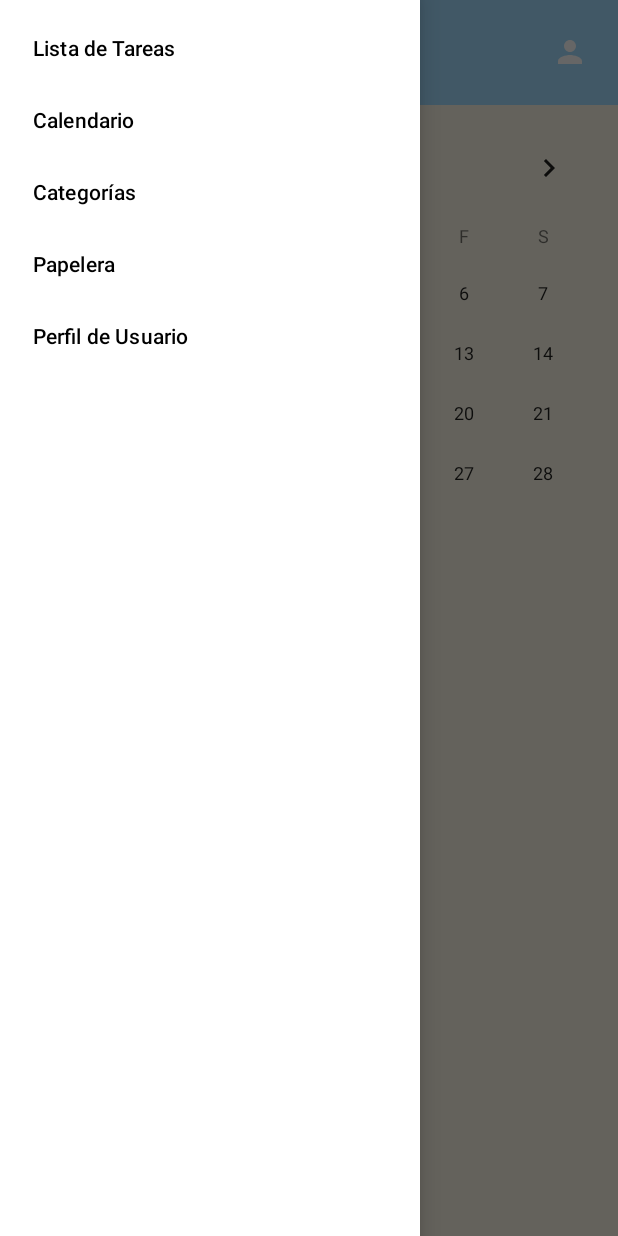
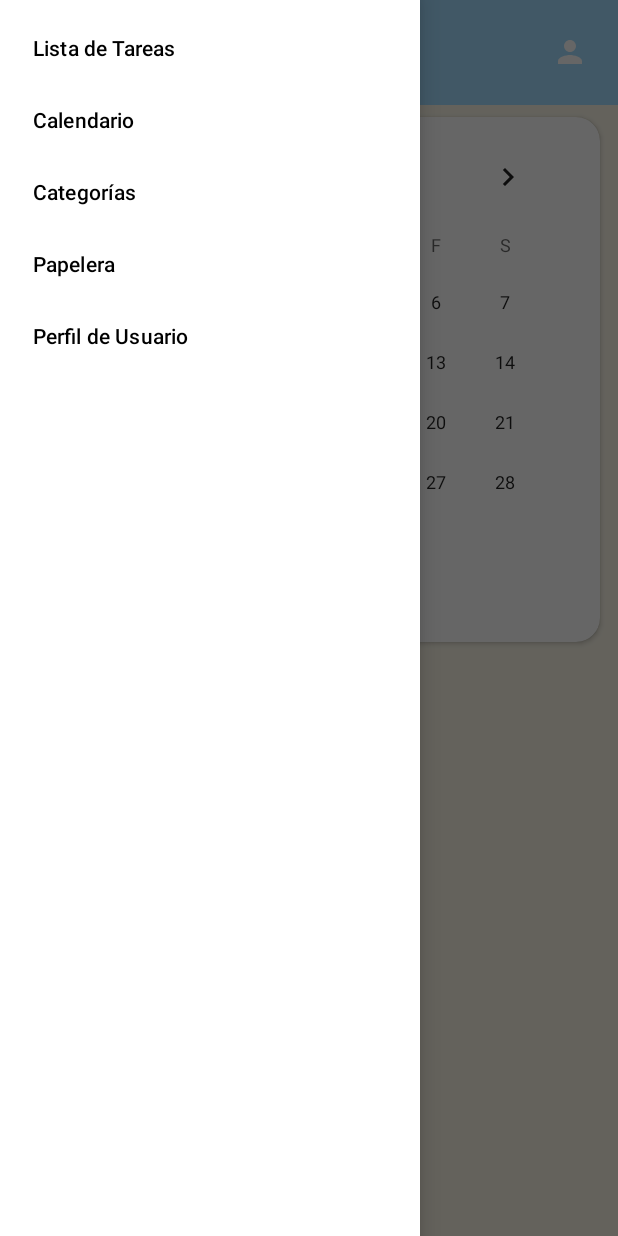
Before and after one commit to Liokaa/ToDoListApp, an Android app: the InterfazCalendario screen opened directly, with no data from a screen before it, with the side drawer open, on a phone screen of 412 x 824 dp. Run offline under Robolectric (Android 15) with nearby library versions, the phone set to English and light mode, and no system bars; our stand-ins replace Room's generated code; Roboto replaces fonts that are not available here.

Commit message:
Cambios finales antes de incluir el logo

```diff
--- a/app/src/main/res/layout/activity_interfaz_calendario.xml
+++ b/app/src/main/res/layout/activity_interfaz_calendario.xml
@@ -6,14 +6,14 @@
     android:id="@+id/drawerLayout"
     android:layout_width="match_parent"
     android:layout_height="match_parent"
-    android:background="#FAF6E8">
+    android:background="@color/app_bg">
 
     <LinearLayout
         android:layout_width="match_parent"
         android:layout_height="match_parent"
         android:orientation="vertical">
 
-        <!-- Header superior pastel (Ajustado) -->
+        <!-- Header superior pastel -->
         <RelativeLayout
             android:layout_width="match_parent"
             android:layout_height="70dp"
@@ -56,17 +56,22 @@
                 app:tint="#FFFFFF"/>
         </RelativeLayout>
 
-        <!-- Calendario con contraste de color activado -->
-        <CalendarView
-            android:id="@+id/calendarView2"
+        <!-- Tarjeta contenedora del Calendario para alto contraste y visibilidad -->
+        <androidx.cardview.widget.CardView
             android:layout_width="match_parent"
             android:layout_height="wrap_content"
+            android:layout_marginHorizontal="12dp"
             android:layout_marginTop="8dp"
-            android:theme="@style/ThemeOverlay.AppCompat.Light"
-            android:focusedMonthDateColor="#333333"
-            android:unfocusedMonthDateColor="#888888"
-            android:weekNumberColor="#333333"
-            android:selectedWeekBackgroundColor="#A2DEFF" />
+            app:cardBackgroundColor="@color/card_bg"
+            app:cardCornerRadius="16dp"
+            app:cardElevation="2dp">
+
+            <CalendarView
+                android:id="@+id/calendarView2"
+                android:layout_width="match_parent"
+                android:layout_height="wrap_content"
+                android:padding="6dp" />
+        </androidx.cardview.widget.CardView>
 
         <!-- Título dinámico con la fecha seleccionada -->
         <TextView
@@ -76,7 +81,7 @@
             android:paddingHorizontal="16dp"
             android:paddingVertical="8dp"
             android:text="@string/day_tasks_title"
-            android:textColor="#333333"
+            android:textColor="@color/text_main"
             android:textSize="16sp"
             android:textStyle="bold" />
 
--- a/app/src/main/res/layout/activity_interfaz_categoria.xml
+++ b/app/src/main/res/layout/activity_interfaz_categoria.xml
@@ -6,7 +6,7 @@
     android:id="@+id/drawerLayout"
     android:layout_width="match_parent"
     android:layout_height="match_parent"
-    android:background="#FAF6E8">
+    android:background="@color/app_bg">
 
     <androidx.constraintlayout.widget.ConstraintLayout
         android:layout_width="match_parent"
--- a/app/src/main/res/layout/activity_interfaz_config.xml
+++ b/app/src/main/res/layout/activity_interfaz_config.xml
@@ -5,7 +5,7 @@
     android:id="@+id/main"
     android:layout_width="match_parent"
     android:layout_height="match_parent"
-    android:background="#FAF6E8"
+    android:background="@color/app_bg"
     tools:context=".InterfazConfig">
 
     <!-- Header superior -->
--- a/app/src/main/res/layout/activity_interfaz_lista.xml
+++ b/app/src/main/res/layout/activity_interfaz_lista.xml
@@ -6,7 +6,7 @@
     android:id="@+id/drawerLayout"
     android:layout_width="match_parent"
     android:layout_height="match_parent"
-    android:background="#FAF6E8">
+    android:background="@color/app_bg">
 
     <LinearLayout
         android:layout_width="match_parent"
--- a/app/src/main/res/layout/activity_interfaz_login.xml
+++ b/app/src/main/res/layout/activity_interfaz_login.xml
@@ -4,7 +4,7 @@
     android:layout_width="match_parent"
     android:layout_height="match_parent"
     android:orientation="vertical"
-    android:background="#FAF5EA">
+    android:background="@color/login_bg">
 
     <TextView
         android:layout_width="match_parent"
--- a/app/src/main/res/layout/activity_interfaz_papelera.xml
+++ b/app/src/main/res/layout/activity_interfaz_papelera.xml
@@ -6,7 +6,7 @@
     android:id="@+id/drawerLayout"
     android:layout_width="match_parent"
     android:layout_height="match_parent"
-    android:background="#FAF6E8">
+    android:background="@color/app_bg">
 
     <LinearLayout
         android:layout_width="match_parent"
--- a/app/src/main/res/layout/activity_interfaz_registro.xml
+++ b/app/src/main/res/layout/activity_interfaz_registro.xml
@@ -5,7 +5,7 @@
     android:layout_width="match_parent"
     android:layout_height="match_parent"
     android:orientation="vertical"
-    android:background="#FAF6E8"
+    android:background="@color/app_bg"
     tools:context=".InterfazRegistro">
 
     <!-- Header superior rosado con título -->
--- a/app/src/main/res/layout/activity_interfaz_usuario.xml
+++ b/app/src/main/res/layout/activity_interfaz_usuario.xml
@@ -4,7 +4,7 @@
     xmlns:tools="http://schemas.android.com/tools"
     android:layout_width="match_parent"
     android:layout_height="match_parent"
-    android:background="#FAF6E8">
+    android:background="@color/app_bg">
 
     <!-- Header superior abarcando hasta arriba de la pantalla -->
     <RelativeLayout
--- a/app/src/main/res/layout/item_tarea.xml
+++ b/app/src/main/res/layout/item_tarea.xml
@@ -5,7 +5,7 @@
     android:layout_height="wrap_content"
     android:layout_marginHorizontal="12dp"
     android:layout_marginVertical="6dp"
-    app:cardBackgroundColor="#FFFFFF"
+    app:cardBackgroundColor="@color/card_bg"
     app:cardCornerRadius="12dp"
     app:cardElevation="2dp">
 
@@ -58,7 +58,7 @@
                     android:layout_width="wrap_content"
                     android:layout_height="wrap_content"
                     android:text="Título de la tarea"
-                    android:textColor="#333333"
+                    android:textColor="@color/text_main"
                     android:textSize="16sp"
                     android:textStyle="bold"
                     android:layout_marginTop="2dp" />
@@ -68,7 +68,7 @@
                     android:layout_width="wrap_content"
                     android:layout_height="wrap_content"
                     android:text="Descripción de la tarea"
-                    android:textColor="#666666"
+                    android:textColor="@color/text_main"
                     android:textSize="13sp"
                     android:layout_marginTop="2dp" />
 
--- /dev/null
+++ b/app/src/main/res/values-night/colors.xml
@@ -0,0 +1,13 @@
+<?xml version="1.0" encoding="utf-8"?>
+<resources>
+    <color name="black">#FF000000</color>
+    <color name="white">#FFFFFFFF</color>
+    <color name="cian1">#4A90E2</color>
+    <color name="cian2">#357ABD</color>
+
+    <!-- Fondo dinámico para interfaces en Modo Oscuro -->
+    <color name="app_bg">#121212</color>
+    <color name="login_bg">#121212</color>
+    <color name="card_bg">#1E1E1E</color>
+    <color name="text_main">#E2E8F0</color>
+</resources>
--- a/app/src/main/res/values/colors.xml
+++ b/app/src/main/res/values/colors.xml
@@ -4,4 +4,10 @@
     <color name="white">#FFFFFFFF</color>
     <color name="cian1">#68B7DC</color>
     <color name="cian2">#63A1D7</color>
+
+    <!-- Fondo dinámico para interfaces en Modo Claro -->
+    <color name="app_bg">#FAF6E8</color>
+    <color name="login_bg">#FAF5EA</color>
+    <color name="card_bg">#FFFFFF</color>
+    <color name="text_main">#2A242B</color>
 </resources>
```
Also changed, not shown: app/src/main/res/layout/activity_interfaz_carga.xml (+4 -7 lines), app/src/main/res/layout/dialogo_nueva_categoria.xml (+8 -8 lines), app/src/main/res/layout/dialogo_nueva_tarea.xml (+11 -9 lines), app/src/main/res/layout/item_categoria.xml (+3 -4 lines), app/src/main/res/layout/item_papelera.xml (+4 -3 lines).
